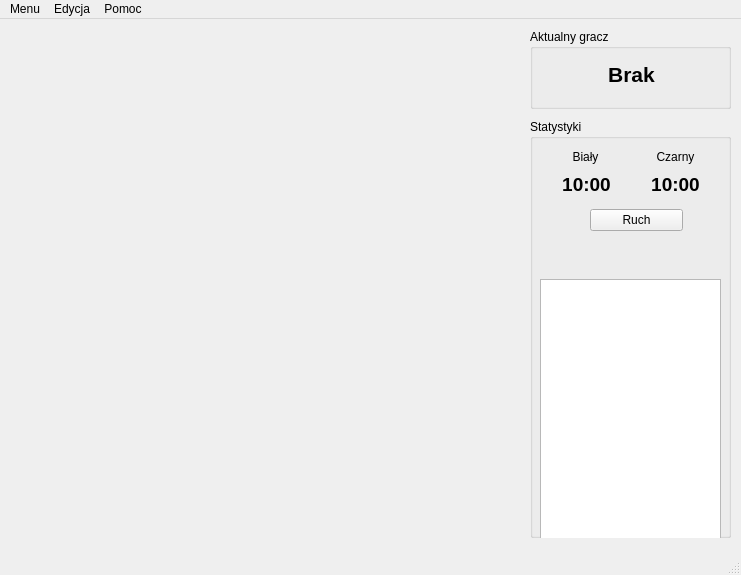
Before: the Qt Designer form ui/mainwindow.ui in hun7err/Chess, drawn with Qt 5.
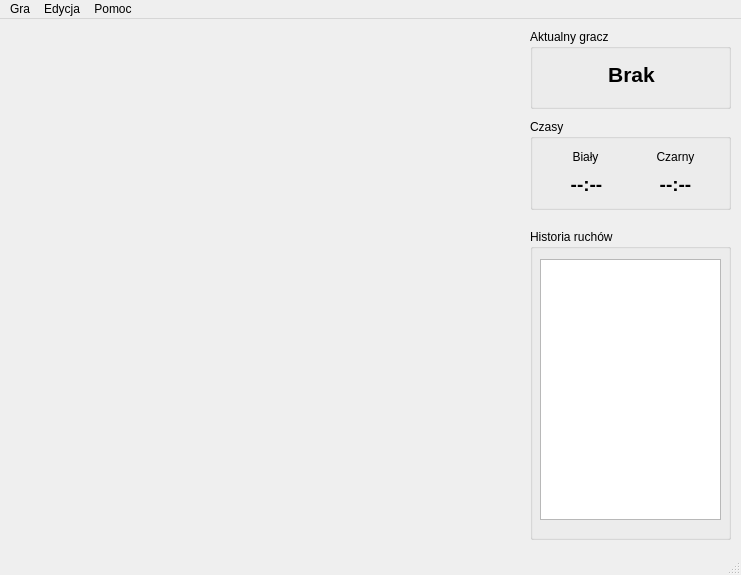
After: the same form once the commit is applied.

```diff
--- a/ui/mainwindow.ui
+++ b/ui/mainwindow.ui
@@ -62,31 +62,15 @@
       <x>530</x>
       <y>100</y>
       <width>201</width>
-      <height>419</height>
+      <height>91</height>
      </rect>
     </property>
     <property name="title">
-     <string>Statystyki</string>
+     <string>Czasy</string>
     </property>
     <property name="flat">
      <bool>false</bool>
     </property>
-    <widget class="QListWidget" name="listWidget">
-     <property name="geometry">
-      <rect>
-       <x>10</x>
-       <y>160</y>
-       <width>181</width>
-       <height>261</height>
-      </rect>
-     </property>
-     <property name="autoScroll">
-      <bool>true</bool>
-     </property>
-     <property name="flow">
-      <enum>QListView::TopToBottom</enum>
-     </property>
-    </widget>
     <widget class="QLabel" name="label_2">
      <property name="geometry">
       <rect>
@@ -120,7 +104,7 @@
       </font>
      </property>
      <property name="text">
-      <string>10:00</string>
+      <string>--:--</string>
      </property>
      <property name="alignment">
       <set>Qt::AlignCenter</set>
@@ -143,7 +127,7 @@
       </font>
      </property>
      <property name="text">
-      <string>10:00</string>
+      <string>--:--</string>
      </property>
      <property name="alignment">
       <set>Qt::AlignCenter</set>
@@ -165,17 +149,33 @@
       <set>Qt::AlignCenter</set>
      </property>
     </widget>
-    <widget class="QPushButton" name="pushButton">
+   </widget>
+   <widget class="QGroupBox" name="groupBox">
+    <property name="geometry">
+     <rect>
+      <x>530</x>
+      <y>210</y>
+      <width>201</width>
+      <height>311</height>
+     </rect>
+    </property>
+    <property name="title">
+     <string>Historia ruchów</string>
+    </property>
+    <widget class="QListWidget" name="listWidget">
      <property name="geometry">
       <rect>
-       <x>60</x>
-       <y>90</y>
-       <width>93</width>
-       <height>22</height>
+       <x>10</x>
+       <y>30</y>
+       <width>181</width>
+       <height>261</height>
       </rect>
      </property>
-     <property name="text">
-      <string>Ruch</string>
+     <property name="autoScroll">
+      <bool>true</bool>
+     </property>
+     <property name="flow">
+      <enum>QListView::TopToBottom</enum>
      </property>
     </widget>
    </widget>
@@ -194,7 +194,7 @@
    </property>
    <widget class="QMenu" name="menuPlik">
     <property name="title">
-     <string>Menu</string>
+     <string>Gra</string>
     </property>
     <addaction name="actionNowa_gra"/>
     <addaction name="actionWyjd"/>
```
Left out of the diff: 2 changed lines with no effect on the pictures.
